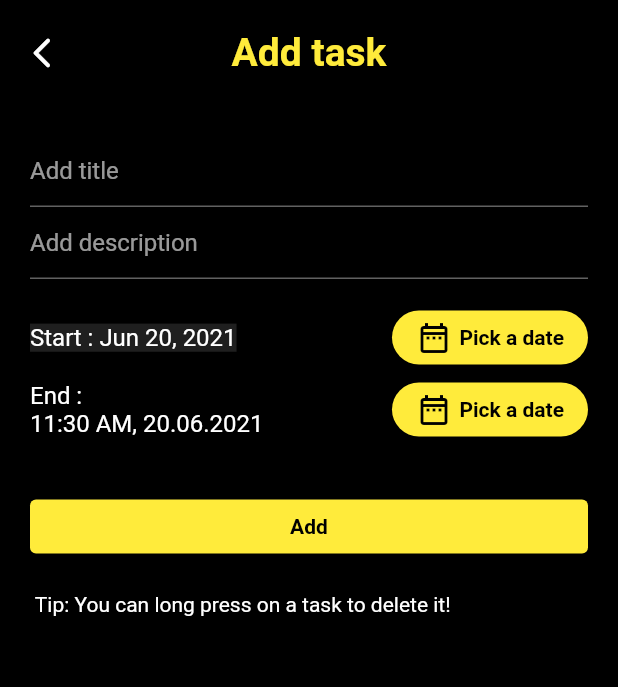
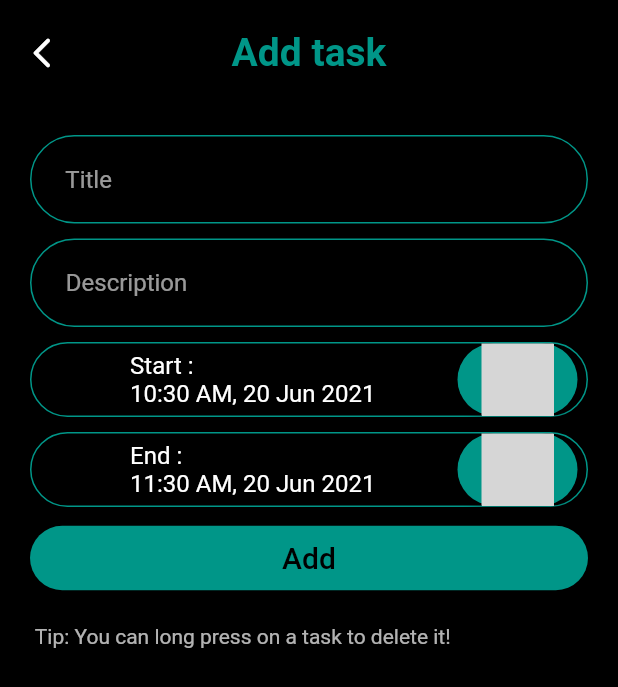
Before and after one commit to Basith-P/ToDo-ATFG, a Flutter app: the screen it shows after launch, after a tap on the "add" icon, on a phone screen of 412 x 824 dp. Shown: the top 687 px of the screen. Run offline on Flutter 3.47's test engine with Material 2 defaults, Android fonts, the phone set to English and light mode, and no system bars; our stand-ins replace flutter_datetime_picker, googleapis_auth, hive, hive_flutter; missing offline and left inert: googleapis; accounts and stored records are empty; generated files the repository leaves out were written again; grey boxes are pictures that could not be loaded.

Commit message:
teal accent

```diff
--- a/lib/views/add_todo.dart
+++ b/lib/views/add_todo.dart
@@ -1,4 +1,5 @@
 import 'dart:ui';
+// import 'package:googleapis/sheets/v4.dart';
 import 'package:hive/hive.dart';
 import 'package:flutter_datetime_picker/flutter_datetime_picker.dart';
 import "package:googleapis_auth/auth_io.dart";
@@ -10,6 +11,7 @@ import 'package:url_launcher/url_launcher.dart';
 import 'package:todo/adapters/todo_adapter.dart';
 
 import '../CalendarClient.dart';
+import '../widgets/PickDateButton.dart';
 
 class AddTodo extends StatefulWidget {
   final formkey = GlobalKey<FormState>();
@@ -48,20 +50,7 @@ class _AddTodoState extends State<AddTodo> {
   Widget build(BuildContext context) {
     return Scaffold(
       backgroundColor: Colors.black,
-      appBar: AppBar(
-        toolbarHeight: 70,
-        backgroundColor: Colors.black,
-        centerTitle: true,
-        leading: Icon(Icons.arrow_back_ios_new_rounded),
-        title: Text(
-          "Add task",
-          style: TextStyle(
-            color: Colors.yellow,
-            fontWeight: FontWeight.bold,
-            fontSize: 26,
-          ),
-        ),
-      ),
+      appBar: customAppBar(context),
       body: Container(
         child: Form(
           key: widget.formkey,
@@ -69,47 +58,74 @@ class _AddTodoState extends State<AddTodo> {
             padding: const EdgeInsets.all(20),
             children: [
               TextFormField(
-                decoration: InputDecoration(hintText: 'Add title'),
+                decoration: InputDecoration(
+                  hintText: '   Title',
+                  enabledBorder: OutlineInputBorder(
+                    borderSide: BorderSide(color: Colors.teal),
+                    borderRadius: BorderRadius.circular(30),
+                  ),
+                  focusedBorder: OutlineInputBorder(
+                    borderSide: BorderSide(color: Colors.teal, width: 3),
+                    borderRadius: BorderRadius.circular(30),
+                  ),
+                ),
                 onChanged: (value) {
                   setState(() {
                     title = value;
                   });
                 },
               ),
+              const SizedBox(height: 10),
               TextFormField(
-                decoration: InputDecoration(hintText: 'Add description'),
+                decoration: InputDecoration(
+                  hintText: '   Description',
+                  enabledBorder: OutlineInputBorder(
+                    borderSide: BorderSide(color: Colors.teal, width: 1),
+                    borderRadius: BorderRadius.circular(30),
+                  ),
+                  focusedBorder: OutlineInputBorder(
+                    borderSide: BorderSide(color: Colors.teal, width: 3),
+                    borderRadius: BorderRadius.circular(30),
+                  ),
+                ),
                 onChanged: (value) {
                   setState(() {
                     description = value;
                   });
                 },
               ),
-              const SizedBox(
-                height: 15,
+              const SizedBox(height: 10),
+              Container(
+                padding: EdgeInsets.symmetric(horizontal: 6),
+                decoration: BoxDecoration(
+                  borderRadius: BorderRadius.circular(50),
+                  border: Border.all(width: 1, color: Colors.teal),
                 ),
-              Row(
+                child: Row(
                   mainAxisAlignment: MainAxisAlignment.spaceBetween,
                   children: [
+                    const SizedBox(width: 5),
                     Text(
                       _start == null
                           ? 'Start : '
-                        : 'Start : ' + DateFormat.yMMMd().format(_start),
+                          : 'Start : \n' +
+                              DateFormat("h:mm a, dd MMM yyyy").format(_start),
                       style: TextStyle(
                         fontSize: 16,
                         color: Colors.white,
-                      backgroundColor: Colors.white12,
                       ),
                     ),
                     ElevatedButton(
                       style: ElevatedButton.styleFrom(
-                      primary: Colors.yellow,
+                        primary: Colors.teal,
                         shape: StadiumBorder(),
                       ),
                       onPressed: () {
                         DatePicker.showDateTimePicker(context,
                                 showTitleActions: true,
                                 minTime: DateTime.now(),
-                              maxTime: DateTime.now().add(Duration(days: 364)),
+                                maxTime:
+                                    DateTime.now().add(Duration(days: 364)),
                                 currentTime: DateTime.now(),
                                 locale: LocaleType.en)
                             .then((value) {
@@ -122,26 +138,36 @@ class _AddTodoState extends State<AddTodo> {
                     ),
                   ],
                 ),
-              Row(
+              ),
+              const SizedBox(height: 10),
+              Container(
+                padding: EdgeInsets.symmetric(horizontal: 6),
+                decoration: BoxDecoration(
+                  borderRadius: BorderRadius.circular(50),
+                  border: Border.all(width: 1, color: Colors.teal),
+                ),
+                child: Row(
                   mainAxisAlignment: MainAxisAlignment.spaceBetween,
                   children: [
+                    const SizedBox(width: 5),
                     Text(
                       _end == null
                           ? 'End : '
                           : 'End : \n' +
-                            DateFormat("h:mm a, dd.MM.yyyy ").format(_end),
+                              DateFormat("h:mm a, dd MMM yyyy").format(_end),
                       style: TextStyle(fontSize: 16, color: Colors.white),
                     ),
                     ElevatedButton(
                       style: ElevatedButton.styleFrom(
-                      primary: Colors.yellow,
+                        primary: Colors.teal,
                         shape: StadiumBorder(),
                       ),
                       onPressed: () {
                         DatePicker.showDateTimePicker(context,
                                 showTitleActions: true,
                                 minTime: DateTime.now(),
-                              maxTime: DateTime.now().add(Duration(days: 365)),
+                                maxTime:
+                                    DateTime.now().add(Duration(days: 365)),
                                 currentTime:
                                     DateTime.now().add(Duration(hours: 1)),
                                 locale: LocaleType.en)
@@ -155,50 +181,54 @@ class _AddTodoState extends State<AddTodo> {
                     ),
                   ],
                 ),
-              const SizedBox(
-                height: 30,
               ),
+              const SizedBox(height: 10),
               ElevatedButton(
-                style: ElevatedButton.styleFrom(primary: Colors.yellow),
+                style: ElevatedButton.styleFrom(
+                  primary: Colors.teal,
+                  shape: StadiumBorder(),
+                  padding: EdgeInsets.all(10),
+                ),
                 onPressed: submitData,
                 child: Text(
                   'Add',
                   style: TextStyle(
-                      color: Colors.black, fontWeight: FontWeight.bold),
+                    color: Colors.black,
+                    fontSize: 20,
+                  ),
                 ),
               ),
               const SizedBox(height: 20),
-              Text(' Tip: You can long press on a task to delete it!'),
+              Text(
+                ' Tip: You can long press on a task to delete it!',
+                style: TextStyle(color: Colors.white70),
+              ),
             ],
           ),
         ),
       ),
     );
   }
-}
 
-class PickDateButton extends StatelessWidget {
-  const PickDateButton({
-    Key key,
-  }) : super(key: key);
-
-  @override
-  Widget build(BuildContext context) {
-    return Row(
-      children: [
-        Icon(
-          Icons.date_range_outlined,
-          color: Colors.black,
+  AppBar customAppBar(BuildContext context) {
+    return AppBar(
+      toolbarHeight: 70,
+      backgroundColor: Colors.black,
+      centerTitle: true,
+      leading: IconButton(
+        icon: Icon(Icons.arrow_back_ios_new_rounded),
+        onPressed: () {
+          Navigator.of(context).pop();
+        },
       ),
-        const SizedBox(width: 5),
-        Text(
-          'Pick a date',
+      title: Text(
+        "Add task",
         style: TextStyle(
-            color: Colors.black,
+          color: Colors.teal,
           fontWeight: FontWeight.bold,
+          fontSize: 26,
         ),
-        )
-      ],
+      ),
     );
   }
 }
--- a/lib/views/todo_view.dart
+++ b/lib/views/todo_view.dart
@@ -11,7 +11,7 @@ class TodoView extends StatelessWidget {
     return Scaffold(
       backgroundColor: Colors.black,
       floatingActionButton: FloatingActionButton(
-        backgroundColor: Colors.yellow,
+        backgroundColor: Colors.teal,
         child: Icon(Icons.add),
         onPressed: () {
           Navigator.of(context).push(
@@ -26,7 +26,7 @@ class TodoView extends StatelessWidget {
         title: Text(
           "ToDo",
           style: TextStyle(
-            color: Colors.yellow,
+            color: Colors.teal,
             fontWeight: FontWeight.bold,
             fontSize: 26,
           ),
```
Lines whose indentation alone changed are shown as unchanged.
